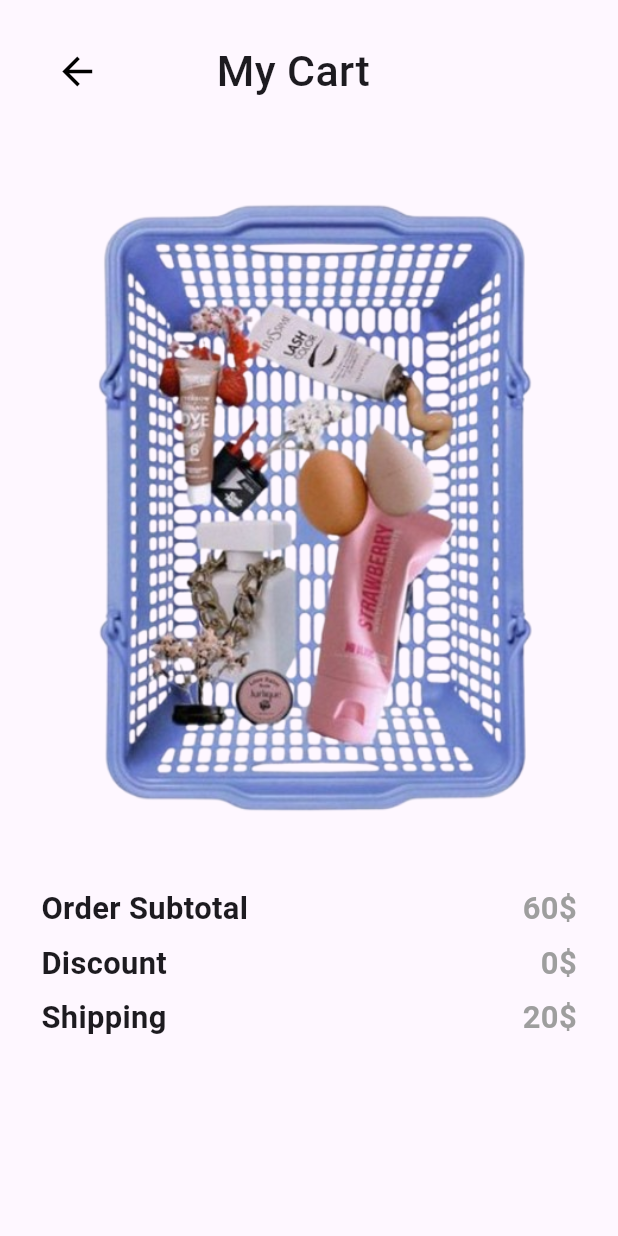
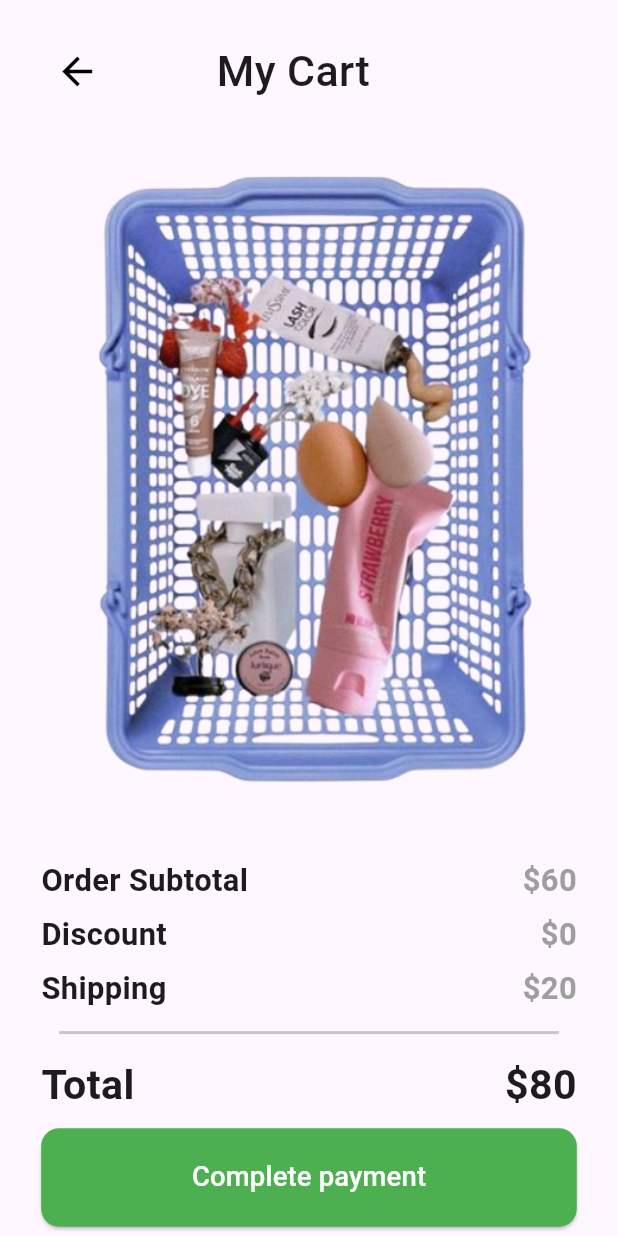
Before and after one commit to tasneem-gamal/payment-app, a Flutter app: the screen it shows after launch, on a phone screen of 412 x 824 dp. Run offline on Flutter 3.47's test engine with Material 3 defaults, Android fonts, the phone set to English and light mode, and no system bars; our stand-ins replace flutter_screenutil.

Commit message:
cart view done

```diff
--- a/lib/core/theming/styles.dart
+++ b/lib/core/theming/styles.dart
@@ -10,7 +10,7 @@ class Styles {
   static TextStyle textStyle12 =
       TextStyle(fontSize: 12.sp, fontWeight: FontWeight.w400);
   static TextStyle textStyle16 =
-      TextStyle(fontSize: 16.sp, fontWeight: FontWeight.normal);
+      TextStyle(fontSize: 16.sp, fontWeight: FontWeight.w500);
   static TextStyle textStyle24 =
       TextStyle(fontSize: 24.sp, fontWeight: FontWeight.w700);
   static TextStyle textStyle25 =
--- a/lib/features/checkout/ui/widgets/my_cart_view_body.dart
+++ b/lib/features/checkout/ui/widgets/my_cart_view_body.dart
@@ -1,8 +1,10 @@
 import 'package:flutter/material.dart';
 import 'package:flutter_screenutil/flutter_screenutil.dart';
+import 'package:payment/core/theming/styles.dart';
 import 'package:payment/features/checkout/ui/widgets/cart_image.dart';
 import 'package:payment/features/checkout/ui/widgets/custom_app_bar.dart';
 import 'package:payment/features/checkout/ui/widgets/order_info.dart';
+import 'package:payment/features/checkout/ui/widgets/total_price.dart';
 
 class MyCartViewBody extends StatelessWidget {
   const MyCartViewBody({super.key});
@@ -14,23 +16,52 @@ class MyCartViewBody extends StatelessWidget {
       child: Column(
         children: [
           const CustomAppBar(),
-          SizedBox(height: 16.h,),
           const CartImage(),
           const OrderInfo(
             text: 'Order Subtotal',
-            subText: '60\$',
+            subText: '\$60',
           ),
           SizedBox(height: 6.h,),
           const OrderInfo(
             text: 'Discount',
-            subText: '0\$',
+            subText: '\$0',
           ),
           SizedBox(height: 6.h,),
           const OrderInfo(
             text: 'Shipping',
-            subText: '20\$',
+            subText: '\$20',
           ),
-
+          SizedBox(height: 6.h,),
+          const Divider(
+            thickness: 2,
+            indent: 12,
+            endIndent: 12,
+          ),
+          SizedBox(height: 6.h,),
+          const TotalPrice(
+            text: 'Total',
+            subText: '\$80',
+          ),
+          SizedBox(height: 8.h,),
+          SizedBox(
+            width: double.infinity,
+            height: 55.h,
+            child: ElevatedButton(
+              onPressed: (){},
+              style: ElevatedButton.styleFrom(
+                backgroundColor: Colors.green,
+                shape: RoundedRectangleBorder(
+                  borderRadius: BorderRadius.circular(12)
+                )
+              ),
+              child: Text(
+                'Complete payment',
+                style: Styles.textStyle16.copyWith(
+                  color: Colors.white,
+                ),
+              )
+            ),
+          )
         ],
       ),
     );
--- /dev/null
+++ b/lib/features/checkout/ui/widgets/total_price.dart
@@ -0,0 +1,26 @@
+import 'package:flutter/material.dart';
+import 'package:payment/core/theming/styles.dart';
+
+class TotalPrice extends StatelessWidget {
+  const TotalPrice({
+    super.key, required this.text, required this.subText,
+  });
+
+  final String text, subText;
+  @override
+  Widget build(BuildContext context) {
+    return Row(
+      children: [
+        Text(
+          text,
+          style: Styles.textStyle24,
+        ),
+        const Spacer(),
+        Text(
+          subText,
+          style: Styles.textStyle24,
+        ),
+      ],
+    );
+  }
+}
```
